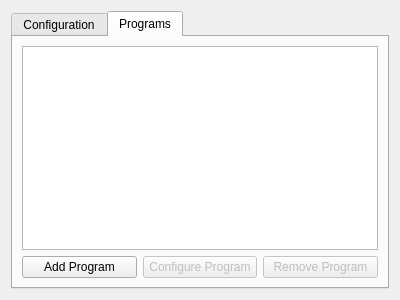
First picture: the form in molequeue/ui/queuesettingsdialog.ui, repository OpenChemistry/molequeue, before the edit.
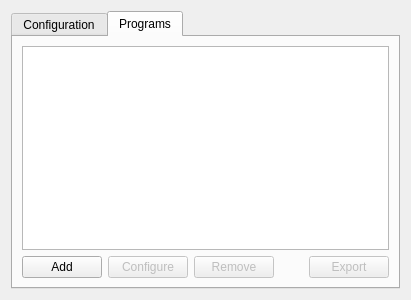
Second picture: the form after the edit. The open tabs and pages were chosen to show the change.

Commit message:
Implement import/export for queues and programs.
This also makes the UI for add/config/remove/export queues
and programs more consistent and fixes a bug where config/
remove queue could be called with no selected queues.

The edit to the form file:
```diff
--- a/molequeue/ui/queuesettingsdialog.ui
+++ b/molequeue/ui/queuesettingsdialog.ui
@@ -6,7 +6,7 @@
    <rect>
     <x>0</x>
     <y>0</y>
-    <width>400</width>
+    <width>411</width>
     <height>300</height>
    </rect>
   </property>
@@ -116,7 +116,7 @@
          <item>
           <widget class="QPushButton" name="push_addProgram">
            <property name="text">
-            <string>Add Program</string>
+            <string>Add</string>
            </property>
           </widget>
          </item>
@@ -126,7 +126,7 @@
             <bool>false</bool>
            </property>
            <property name="text">
-            <string>Configure Program</string>
+            <string>Configure</string>
            </property>
           </widget>
          </item>
@@ -136,7 +136,30 @@
             <bool>false</bool>
            </property>
            <property name="text">
-            <string>Remove Program</string>
+            <string>Remove</string>
+           </property>
+          </widget>
+         </item>
+         <item>
+          <spacer name="horizontalSpacer">
+           <property name="orientation">
+            <enum>Qt::Horizontal</enum>
+           </property>
+           <property name="sizeHint" stdset="0">
+            <size>
+             <width>40</width>
+             <height>20</height>
+            </size>
+           </property>
+          </spacer>
+         </item>
+         <item>
+          <widget class="QPushButton" name="exportProgramButton">
+           <property name="enabled">
+            <bool>false</bool>
+           </property>
+           <property name="text">
+            <string>Export</string>
            </property>
           </widget>
          </item>
```
Left out of the diff: 6 changed lines with no effect on the pictures. The commit also changes 19 other files.
